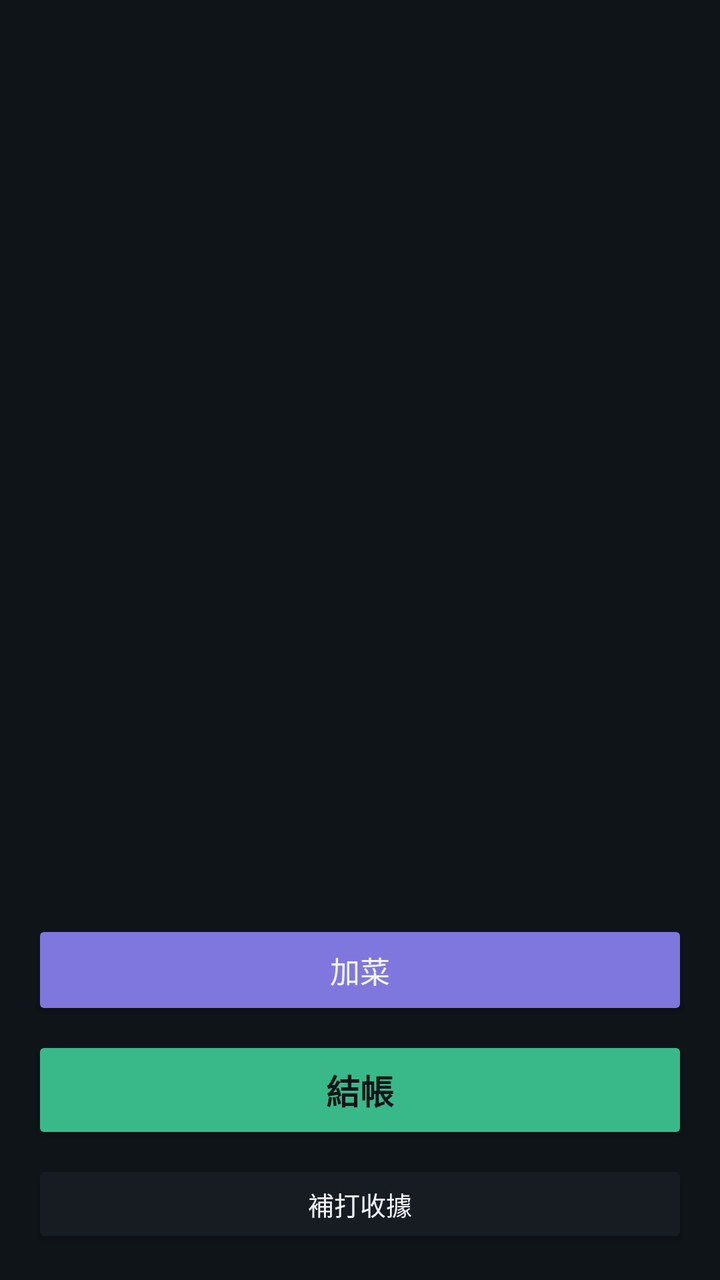
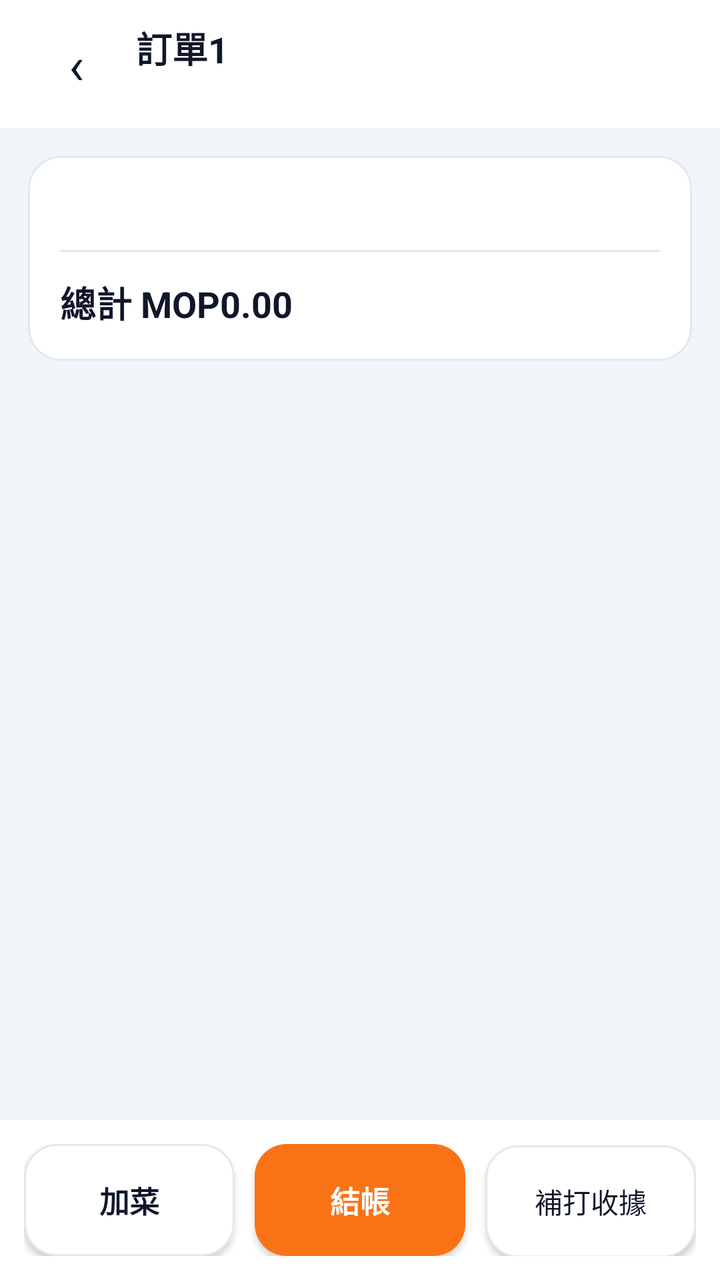

Two renders of the same Android screen: before a commit and after it. Below are the layout's source before the change and the commit's diff.
<!-- AndroidManifest.xml: application theme Theme.MacauposNative -->
<!-- res/layout/activity_order_detail.xml -->
<?xml version="1.0" encoding="utf-8"?>
<LinearLayout xmlns:android="http://schemas.android.com/apk/res/android"
    android:layout_width="match_parent"
    android:layout_height="match_parent"
    android:orientation="vertical"
    android:background="@color/brand_bg"
    android:padding="16dp">

    <TextView
        android:id="@+id/txtOrderNo"
        android:layout_width="match_parent"
        android:layout_height="wrap_content"
        android:textColor="@color/text_primary"
        android:textSize="22sp"
        android:textStyle="bold" />

    <TextView
        android:id="@+id/txtMeta"
        android:layout_width="match_parent"
        android:layout_height="wrap_content"
        android:layout_marginTop="2dp"
        android:textColor="@color/text_secondary"
        android:textSize="12sp" />

    <ScrollView
        android:layout_width="match_parent"
        android:layout_height="0dp"
        android:layout_marginTop="12dp"
        android:layout_weight="1">

        <TextView
            android:id="@+id/txtItems"
            android:layout_width="match_parent"
            android:layout_height="wrap_content"
            android:fontFamily="monospace"
            android:lineSpacingExtra="4dp"
            android:textColor="@color/text_primary"
            android:textSize="15sp" />
    </ScrollView>

    <TextView
        android:id="@+id/txtTotal"
        android:layout_width="match_parent"
        android:layout_height="wrap_content"
        android:layout_marginTop="8dp"
        android:textColor="@color/text_primary"
        android:textSize="26sp"
        android:textStyle="bold" />

    <Button
        android:id="@+id/btnAddItems"
        android:layout_width="match_parent"
        android:layout_height="50dp"
        android:layout_marginTop="10dp"
        android:backgroundTint="@color/brand_accent"
        android:text="加菜"
        android:textColor="@color/text_primary"
        android:textSize="15sp" />

    <Button
        android:id="@+id/btnSettle"
        android:layout_width="match_parent"
        android:layout_height="54dp"
        android:layout_marginTop="8dp"
        android:backgroundTint="@color/ok_green"
        android:text="結帳"
        android:textColor="@color/brand_bg"
        android:textSize="17sp"
        android:textStyle="bold" />

    <Button
        android:id="@+id/btnReprint"
        android:layout_width="match_parent"
        android:layout_height="44dp"
        android:layout_marginTop="8dp"
        android:backgroundTint="@color/brand_surface"
        android:text="補打收據"
        android:textColor="@color/text_primary"
        android:textSize="13sp" />
</LinearLayout>
<!-- resources referenced by this layout -->
<resources>
  <color name="brand_accent">#7F77DD</color>
  <color name="brand_bg">#0F1419</color>
  <color name="brand_surface">#171C23</color>
  <color name="ok_green">#39B98A</color>
  <color name="text_primary">#F2F4F8</color>
  <color name="text_secondary">#9AA3B2</color>
  <style name="Theme.MacauposNative" parent="android:Theme.Material.NoActionBar">
          <item name="android:statusBarColor">#0F1419</item>
          <item name="android:navigationBarColor">#0F1419</item>
          <item name="android:windowBackground">#0F1419</item>
          <item name="android:colorAccent">#7F77DD</item>
      </style>
</resources>

<!-- the commit's change to res/layout/activity_order_detail.xml (unified diff, before → after) -->
@@ -3,78 +3,139 @@
     android:layout_width="match_parent"
     android:layout_height="match_parent"
     android:orientation="vertical"
-    android:background="@color/brand_bg"
-    android:padding="16dp">
+    android:background="@color/bg_screen">
 
-    <TextView
-        android:id="@+id/txtOrderNo"
+    
+    <LinearLayout
         android:layout_width="match_parent"
         android:layout_height="wrap_content"
-        android:textColor="@color/text_primary"
-        android:textSize="22sp"
-        android:textStyle="bold" />
+        android:orientation="horizontal"
+        android:gravity="center_vertical"
+        android:background="@color/card"
+        android:paddingHorizontal="16dp"
+        android:paddingVertical="10dp">
 
-    <TextView
-        android:id="@+id/txtMeta"
-        android:layout_width="match_parent"
-        android:layout_height="wrap_content"
-        android:layout_marginTop="2dp"
-        android:textColor="@color/text_secondary"
-        android:textSize="12sp" />
+        <TextView
+            android:id="@+id/btnBack"
+            android:layout_width="44dp"
+            android:layout_height="44dp"
+            android:gravity="center"
+            android:text="‹"
+            android:textColor="@color/text_primary"
+            android:textSize="26sp" />
 
+        <LinearLayout
+            android:layout_width="0dp"
+            android:layout_height="wrap_content"
+            android:layout_weight="1"
+            android:layout_marginStart="8dp"
+            android:orientation="vertical">
+
+            <TextView
+                android:id="@+id/txtOrderNo"
+                android:layout_width="wrap_content"
+                android:layout_height="wrap_content"
+                android:text="訂單1"
+                android:textColor="@color/text_primary"
+                android:textSize="18sp"
+                android:textStyle="bold" />
+
+            <TextView
+                android:id="@+id/txtMeta"
+                android:layout_width="wrap_content"
+                android:layout_height="wrap_content"
+                android:textColor="@color/text_secondary"
+                android:textSize="12sp" />
+        </LinearLayout>
+    </LinearLayout>
+
+    
     <ScrollView
         android:layout_width="match_parent"
         android:layout_height="0dp"
-        android:layout_marginTop="12dp"
-        android:layout_weight="1">
+        android:layout_weight="1"
+        android:fillViewport="true">
 
-        <TextView
-            android:id="@+id/txtItems"
+        <LinearLayout
             android:layout_width="match_parent"
             android:layout_height="wrap_content"
-            android:fontFamily="monospace"
-            android:lineSpacingExtra="4dp"
-            android:textColor="@color/text_primary"
-            android:textSize="15sp" />
+            android:orientation="vertical"
+            android:padding="14dp">
+
+            <LinearLayout
+                android:layout_width="match_parent"
+                android:layout_height="wrap_content"
+                android:orientation="vertical"
+                android:background="@drawable/bg_card"
+                android:padding="16dp">
+
+                <TextView
+                    android:id="@+id/txtItems"
+                    android:layout_width="match_parent"
+                    android:layout_height="wrap_content"
+                    android:fontFamily="monospace"
+                    android:lineSpacingExtra="4dp"
+                    android:textColor="@color/text_primary"
+                    android:textSize="14sp" />
+
+                <View
+                    android:layout_width="match_parent"
+                    android:layout_height="1dp"
+                    android:layout_marginVertical="12dp"
+                    android:background="@color/card_border" />
+
+                <TextView
+                    android:id="@+id/txtTotal"
+                    android:layout_width="match_parent"
+                    android:layout_height="wrap_content"
+                    android:text="總計 MOP0.00"
+                    android:textColor="@color/text_primary"
+                    android:textSize="18sp"
+                    android:textStyle="bold" />
+            </LinearLayout>
+        </LinearLayout>
     </ScrollView>
 
-    <TextView
-        android:id="@+id/txtTotal"
+    
+    <LinearLayout
         android:layout_width="match_parent"
         android:layout_height="wrap_content"
-        android:layout_marginTop="8dp"
-        android:textColor="@color/text_primary"
-        android:textSize="26sp"
-        android:textStyle="bold" />
+        android:orientation="horizontal"
+        android:background="@color/card"
+        android:padding="12dp">
 
-    <Button
-        android:id="@+id/btnAddItems"
-        android:layout_width="match_parent"
-        android:layout_height="50dp"
-        android:layout_marginTop="10dp"
-        android:backgroundTint="@color/brand_accent"
-        android:text="加菜"
-        android:textColor="@color/text_primary"
-        android:textSize="15sp" />
+        <Button
+            android:id="@+id/btnAddItems"
+            android:layout_width="0dp"
+            android:layout_height="56dp"
+            android:layout_weight="1"
+            android:background="@drawable/bg_btn_outline"
+            android:text="加菜"
+            android:textColor="@color/text_primary"
+            android:textSize="15sp"
+            android:textStyle="bold" />
 
-    <Button
-        android:id="@+id/btnSettle"
-        android:layout_width="match_parent"
-        android:layout_height="54dp"
-        android:layout_marginTop="8dp"
-        android:backgroundTint="@color/ok_green"
-        android:text="結帳"
-        android:textColor="@color/brand_bg"
-        android:textSize="17sp"
-        android:textStyle="bold" />
+        <Button
+            android:id="@+id/btnSettle"
+            android:layout_width="0dp"
+            android:layout_height="56dp"
+            android:layout_marginStart="10dp"
+            android:layout_weight="1"
+            android:background="@drawable/bg_btn_accent"
+            android:text="結帳"
+            android:textColor="@color/card"
+            android:textSize="15sp"
+            android:textStyle="bold" />
 
-    <Button
-        android:id="@+id/btnReprint"
-        android:layout_width="match_parent"
-        android:layout_height="44dp"
-        android:layout_marginTop="8dp"
-        android:backgroundTint="@color/brand_surface"
-        android:text="補打收據"
-        android:textColor="@color/text_primary"
-        android:textSize="13sp" />
+        <Button
+            android:id="@+id/btnReprint"
+            android:layout_width="0dp"
+            android:layout_height="56dp"
+            android:layout_marginStart="10dp"
+            android:layout_weight="1"
+            android:background="@drawable/bg_btn_outline"
+            android:text="補打收據"
+            android:textColor="@color/text_primary"
+            android:textSize="14sp" />
+    </LinearLayout>
 </LinearLayout>
<!-- resource entries referenced after the edit -->
@@ -1,16 +1,67 @@
 <!-- resources referenced by this layout -->
 <resources>
-  <color name="brand_accent">#7F77DD</color>
-  <color name="brand_bg">#0F1419</color>
-  <color name="brand_surface">#171C23</color>
-  <color name="ok_green">#39B98A</color>
-  <color name="text_primary">#F2F4F8</color>
-  <color name="text_secondary">#9AA3B2</color>
-  <style name="Theme.MacauposNative" parent="android:Theme.Material.NoActionBar">
-          <item name="android:statusBarColor">#0F1419</item>
-          <item name="android:navigationBarColor">#0F1419</item>
-          <item name="android:windowBackground">#0F1419</item>
-          <item name="android:colorAccent">#7F77DD</item>
+  <color name="bg_screen">#F1F5F9</color>
+  <color name="card">#FFFFFF</color>
+  <color name="card_border">#E2E8F0</color>
+  <color name="text_primary">#0F172A</color>
+  <color name="text_secondary">#64748B</color>
+  <!-- drawable bg_btn_accent (drawable) -->
+  <?xml version="1.0" encoding="utf-8"?>
+  <selector xmlns:android="http://schemas.android.com/apk/res/android">
+      <item android:state_pressed="true">
+          <shape android:shape="rectangle">
+              <solid android:color="@color/accent_deep" />
+              <corners android:radius="16dp" />
+          </shape>
+      </item>
+      <item android:state_enabled="false">
+          <shape android:shape="rectangle">
+              <solid android:color="#FED7AA" />
+              <corners android:radius="16dp" />
+          </shape>
+      </item>
+      <item>
+          <shape android:shape="rectangle">
+              <solid android:color="@color/accent" />
+              <corners android:radius="16dp" />
+          </shape>
+      </item>
+  </selector>
+  <!-- drawable bg_btn_outline (drawable) -->
+  <?xml version="1.0" encoding="utf-8"?>
+  <selector xmlns:android="http://schemas.android.com/apk/res/android">
+      <item android:state_pressed="true">
+          <shape android:shape="rectangle">
+              <solid android:color="@color/chip_bg" />
+              <corners android:radius="16dp" />
+              <stroke android:width="1dp" android:color="@color/text_faint" />
+          </shape>
+      </item>
+      <item>
+          <shape android:shape="rectangle">
+              <solid android:color="@color/card" />
+              <corners android:radius="16dp" />
+              <stroke android:width="1dp" android:color="@color/card_border" />
+          </shape>
+      </item>
+  </selector>
+  <!-- drawable bg_card (drawable) -->
+  <?xml version="1.0" encoding="utf-8"?>
+  <shape xmlns:android="http://schemas.android.com/apk/res/android" android:shape="rectangle">
+      <solid android:color="@color/card" />
+      <corners android:radius="16dp" />
+      <stroke android:width="1dp" android:color="@color/card_border" />
+  </shape>
+  <style name="Theme.MacauposNative" parent="android:Theme.Material.Light.NoActionBar">
+          <item name="android:statusBarColor">#F1F5F9</item>
+          <item name="android:navigationBarColor">#FFFFFF</item>
+          <item name="android:windowBackground">#F1F5F9</item>
+          <item name="android:colorAccent">#F97316</item>
+          <item name="android:windowLightStatusBar">true</item>
       </style>
+  <color name="accent_deep">#EA580C</color>
+  <color name="accent">#F97316</color>
+  <color name="chip_bg">#F8FAFC</color>
+  <color name="text_faint">#94A3B8</color>
 </resources>
 
